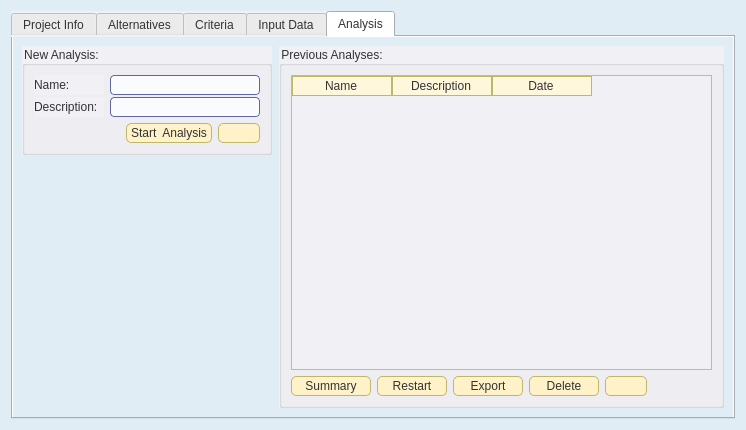
Old version of the form src/gui/project_view.ui in the repository Ecotrust/delphos.
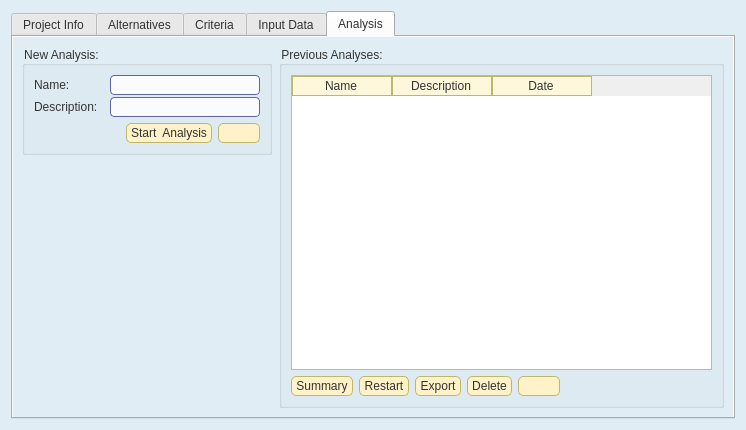
New version of the form. The open tabs and pages were chosen to show the change. Icons and pictures are not drawn. Custom widgets are drawn as their Qt base class.

The edit to the form file:
```diff
--- a/src/gui/project_view.ui
+++ b/src/gui/project_view.ui
@@ -27,7 +27,7 @@
    <string>Form</string>
   </property>
   <property name="styleSheet" >
-   <string>.QWidget {
+   <string notr="true" >.QWidget {
    background-color: #E1EDF5;
 }
 
@@ -40,8 +40,144 @@
 
 	
 QWidget {
+    font-family: arial;
+    color: #333333;	
+}
+
+
+QHeaderView::section {
+    padding-left: 2px;
+    padding-right: 4px;
+    background-color: #FFF7DB;
+    border-width: 1px;
+    border-color: darkkhaki;
+    border-style: solid;
+}
+
+QHeaderView::section:hover {
+   background-color: #FFDF94;
+}
+
+/* Increase the padding, so the text is shifted when the button is
+   pressed. */
+QHeaderView::section:pressed {
+    padding-left: 4px;
+    padding-top: 4px;
+    background-color: #E6A84C;
+}
+
+QMainWindow {
+    background-color: gainsboro;
+    background-position: top right;
+    background-repeat: no-repeat
+}
+
+
+/* Nice Windows-XP-style password character. */
+QLineEdit[echoMode="2"] {
+    lineedit-password-character: 9679;
+}
+
+/* We provide a min-width and min-height for push buttons
+   so that they look elegant regardless of the width of the text. */
+QPushButton {
+    background-color: #FFF2C9;
+    border-width: 1px;
+    border-color: darkkhaki;
+    border-style: solid;
+    border-radius: 5;
+    padding: 2px;
+    padding-left: 4px;
+    padding-right: 4px;
+    min-width: 9ex;
+    min-height: 2.5ex;
+}
+
+QPushButton:hover {
+   background-color: #FFDF94;
+}
+
+/* Increase the padding, so the text is shifted when the button is
+   pressed. */
+QPushButton:pressed {
+    padding-left: 4px;
+    padding-top: 4px;
+    background-color: #E6A84C;
+}
+
+QLabel, QAbstractButton {
+    font: normal;
+}
+
+/* Mark mandatory fields with a brownish color. */
+.mandatory {
+    color: brown;
+}
+
+/* Bold text on status bar looks awful. */
+QStatusBar QLabel {
+   font: normal;
+}
+
+QStatusBar::item {
+    border-width: 1;
+    border-color: darkkhaki;
+    border-style: solid;
+    border-radius: 2;
+}
+
+QComboBox, QLineEdit, QSpinBox, QTextEdit, QListView {
+    background-color: #fafbfc;
+    selection-color: #0a214c;
+    selection-background-color: #FFF2C9;
+}
+
+/* We reserve 1 pixel space in padding. When we get the focus,
+   we kill the padding and enlarge the border. This makes the items
+   glow. */
+QLineEdit {
+    border-width: 1px;
+    padding: 1px;
+    border-style: solid;
+    border-color: #5f66a1;
+    border-radius: 4px;
+}
+
+/* As mentioned above, eliminate the padding and increase the border. */
+QLineEdit:focus, QFrame:focus {
+    border-width: 2px;
+    padding: 0px;
+}
+
+/* Nice to have the background color change when hovered. */
+QRadioButton:hover, QCheckBox:hover {
+    background-color: #FFDF94;
+}
+
+/* Force the dialog's buttons to follow the Windows guidelines. */
+QDialogButtonBox {
+    button-layout: 0;
+}
+
+QToolTip {
+    padding: 5px;
+    border-radius: 3px;
+    opacity: 200;
+}
+.QWidget {
+   background-color: #E1EDF5;
+}
+
+/*Non-main window popup widgets
+QWidget {
      background-color: #f0f0f5;
-	font-family: arial;
+}
+*/
+
+
+	
+QWidget {
+    font-family: arial;
     color: #333333;	
 }
 
@@ -175,6 +311,9 @@
        <family>arial</family>
       </font>
      </property>
+     <property name="styleSheet" >
+      <string notr="true" />
+     </property>
      <property name="currentIndex" >
       <number>2</number>
      </property>
@@ -1045,6 +1184,14 @@
       </layout>
      </widget>
      <widget class="QWidget" name="tab_4" >
+      <property name="geometry" >
+       <rect>
+        <x>0</x>
+        <y>0</y>
+        <width>722</width>
+        <height>384</height>
+       </rect>
+      </property>
       <attribute name="title" >
        <string>Analysis</string>
       </attribute>
@@ -1288,8 +1435,8 @@
                <widget class="QPushButton" name="view_analysis_button" >
                 <property name="minimumSize" >
                  <size>
-                  <width>80</width>
-                  <height>0</height>
+                  <width>37</width>
+                  <height>14</height>
                  </size>
                 </property>
                 <property name="font" >
@@ -1309,8 +1456,8 @@
                <widget class="QPushButton" name="rerun_analysis_button" >
                 <property name="minimumSize" >
                  <size>
-                  <width>70</width>
-                  <height>0</height>
+                  <width>37</width>
+                  <height>14</height>
                  </size>
                 </property>
                 <property name="font" >
@@ -1330,8 +1477,8 @@
                <widget class="QPushButton" name="export_analysis_button" >
                 <property name="minimumSize" >
                  <size>
-                  <width>70</width>
-                  <height>0</height>
+                  <width>37</width>
+                  <height>14</height>
                  </size>
                 </property>
                 <property name="font" >
@@ -1351,8 +1498,8 @@
                <widget class="QPushButton" name="delete_analysis_button" >
                 <property name="minimumSize" >
                  <size>
-                  <width>70</width>
-                  <height>0</height>
+                  <width>37</width>
+                  <height>14</height>
                  </size>
                 </property>
                 <property name="font" >
```
Left out of the diff: 118 changed lines with no effect on the pictures.
